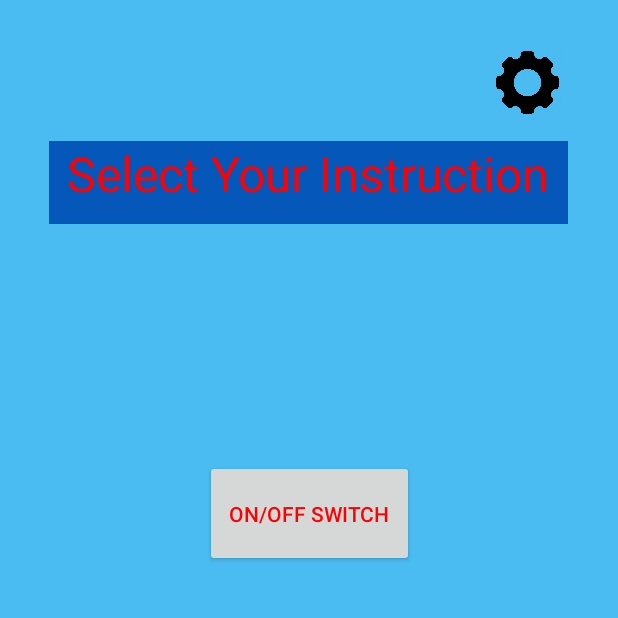
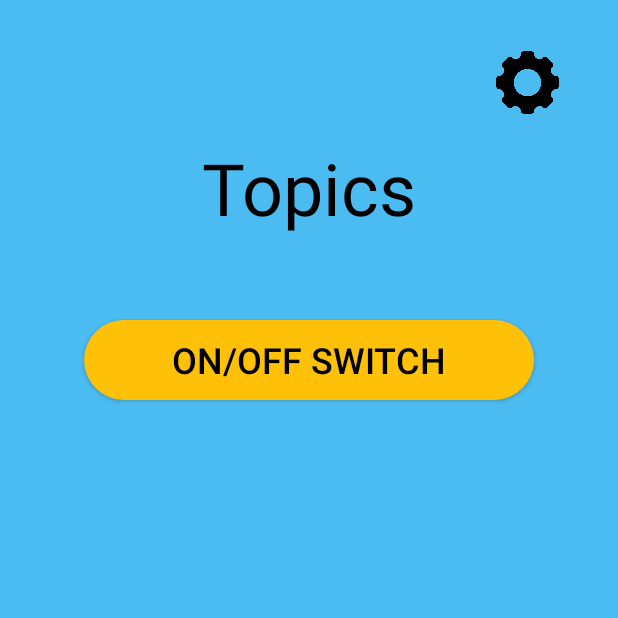
Before and after one commit to devinsalemmo/AugmentedInstruction, an Android app: the TopicsPage screen opened directly, with no data from a screen before it, on a phone screen of 412 x 824 dp, the top half of it. Run offline under Robolectric (Android 15) with nearby library versions, the phone set to English and light mode, and no system bars.

Commit message:
Clean Up

```diff
--- /dev/null
+++ b/app/src/main/res/drawable/rnd_btn.xml
@@ -0,0 +1,10 @@
+<?xml version="1.0" encoding="utf-8"?>
+<shape xmlns:android="http://schemas.android.com/apk/res/android">
+<solid android:color="#FFC107"/>
+    <corners
+        android:bottomRightRadius="45dp"
+        android:bottomLeftRadius="45dp"
+        android:topLeftRadius="45dp"
+        android:topRightRadius="45dp"
+        />
+</shape>
--- a/app/src/main/res/layout/activity_topics_page.xml
+++ b/app/src/main/res/layout/activity_topics_page.xml
@@ -9,13 +9,12 @@
 
 
     <TextView
-        android:layout_width="346dp"
-        android:layout_height="55dp"
-        android:background="#0657BA"
+        android:layout_width="371dp"
+        android:layout_height="64dp"
         android:gravity="center_horizontal"
         android:text="@string/topic_title"
-        android:textColor="#FF0000"
-        android:textSize="32sp"
+        android:textColor="#FF000000"
+        android:textSize="48sp"
         app:layout_constraintBottom_toBottomOf="parent"
         app:layout_constraintEnd_toEndOf="parent"
         app:layout_constraintHorizontal_bias="0.492"
@@ -55,14 +54,16 @@
 
     <androidx.appcompat.widget.AppCompatButton
         android:id="@+id/on_off_button"
-        android:layout_width="139dp"
-        android:layout_height="71dp"
+        android:layout_width="300dp"
+        android:layout_height="53dp"
         android:text="@string/on_off_button"
-        android:textColor="#FF0000"
+        android:textColor="#FF000000"
+        android:background="@drawable/rnd_btn"
+        android:textSize="24sp"
         app:layout_constraintBottom_toBottomOf="parent"
         app:layout_constraintEnd_toEndOf="parent"
         app:layout_constraintStart_toStartOf="parent"
         app:layout_constraintTop_toTopOf="parent"
-        app:layout_constraintVertical_bias="0.407" />
+        app:layout_constraintVertical_bias="0.277" />
 
 </androidx.constraintlayout.widget.ConstraintLayout>
--- a/app/src/main/res/values/colors.xml
+++ b/app/src/main/res/values/colors.xml
@@ -7,4 +7,6 @@
     <color name="teal_700">#FF018786</color>
     <color name="black">#FF000000</color>
     <color name="white">#FFFFFFFF</color>
+    <color name="light_blue">#2196F3</color>
+    <color name="orange">#FFC107</color>
 </resources>
--- a/app/src/main/res/values/strings.xml
+++ b/app/src/main/res/values/strings.xml
@@ -1,8 +1,8 @@
 <resources>
     <string name="app_name">Final AR App</string>
     <string name="home_page">Home Page</string>
-    <string name="app_title">Augmented Instruction</string>
-    <string name="topic_title">Select Your Instruction</string>
+    <string name="app_title">AR Instruction</string>
+    <string name="topic_title">Topics</string>
     <string name="settings_title">Settings</string>
     <string name="language_title">Languages</string>
     <string name="home_page_button">Get Started</string>
```
Also changed, not shown: app/src/main/res/layout/activity_main.xml (+6 -7 lines), app/src/main/res/layout/activity_settings_page.xml (+8 -9 lines).
